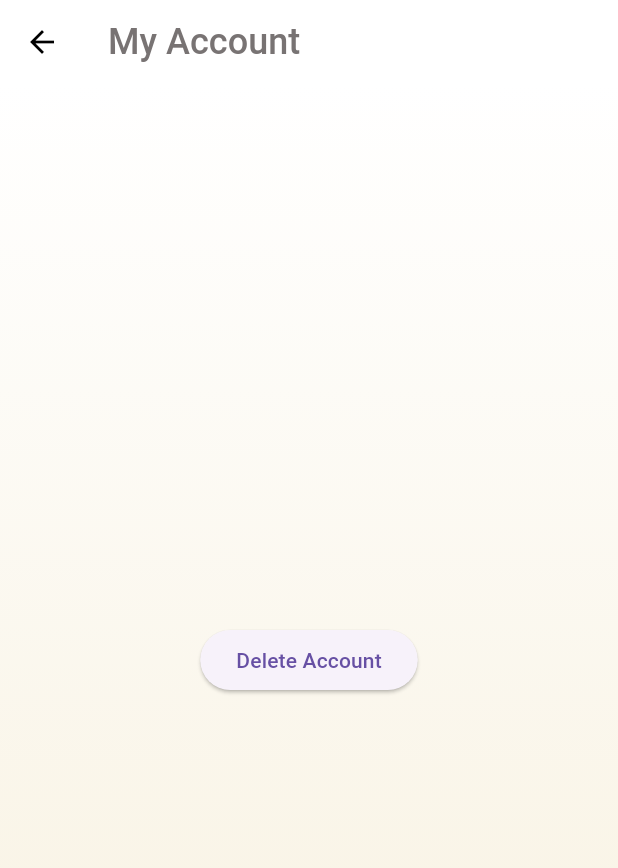
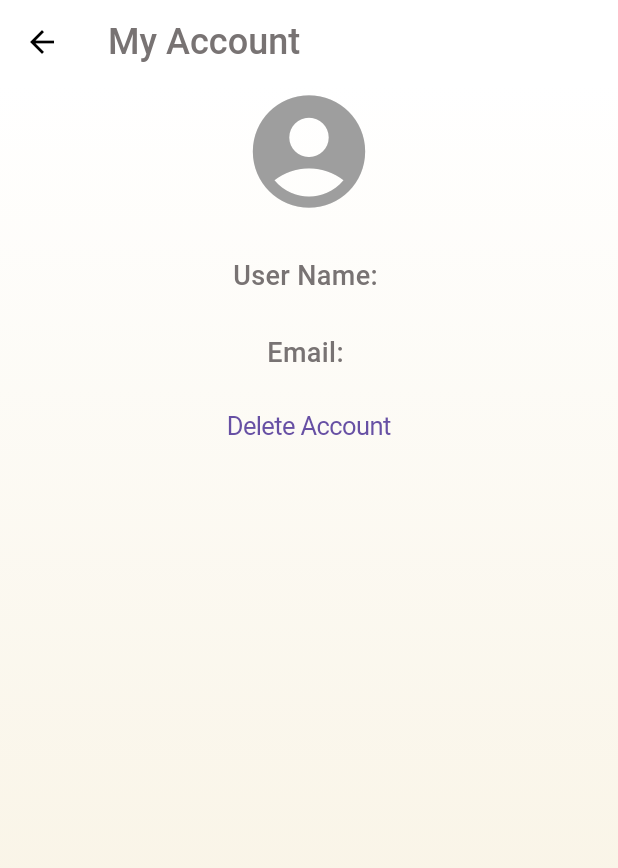
Before and after one commit to kaskadegroup/CaterWorld, a Flutter app: the MyAccount screen opened directly, on a phone screen of 412 x 824 dp. Shown: the top 868 px of the screen. Run offline on Flutter 3.47's test engine with Material 3 defaults, Android fonts, the phone set to English and light mode, and no system bars; our stand-ins replace cloud_firestore, firebase_auth, firebase_core, firebase_storage, flutter_svg, page_view_indicators; missing offline and left inert: multi_image_picker; accounts and stored records are empty; project files that could hold a hidden picture were left out.

Commit message:
Finished user page

```diff
--- a/src/lib/views/my_account.dart
+++ b/src/lib/views/my_account.dart
@@ -58,6 +58,15 @@ class MyAccount extends StatelessWidget {
     );
   }
 
+  Future _getUserInfo() async {
+    final user = FirebaseAuth.instance.currentUser;
+    final userInfo = await FirebaseFirestore.instance
+        .collection('users')
+        .doc(user!.uid)
+        .get();
+    return userInfo;
+  }
+
   @override
   Widget build(BuildContext context) {
     return Scaffold(
@@ -77,12 +86,61 @@ class MyAccount extends StatelessWidget {
         backgroundColor: Colors.white,
         elevation: 0,
       ),
-      body: Container(
+      body: FutureBuilder(
+          future: _getUserInfo(),
+          builder: (ctx, userInfoSnapshot) {
+            return Container(
+              child: Column(
+                children: [
+                  Padding(
+                    padding: const EdgeInsets.only(
+                      bottom: 25,
+                    ),
                     child: Center(
-          child: ElevatedButton(
+                      child: Icon(
+                        Icons.account_circle_sharp,
+                        size: 90,
+                        color: Colors.grey,
+                      ),
+                    ),
+                  ),
+                  Padding(
+                    padding: const EdgeInsets.only(bottom: 25),
+                    child: Center(child:
+                    // userInfoSnapshot.data['email']
+                        Text(
+                          'User Name: ${userInfoSnapshot.data['username']}',
+                          style: TextStyle(
+                            fontSize: 18,
+                            fontFamily: '.SF Pro Display',
+                            fontWeight: FontWeight.w500,
+                            color: Color.fromRGBO(120, 115, 115, 1),
+                          ),
+                        ),
+                        ),
+                  ),
+                  Padding(
+                    padding: const EdgeInsets.only(bottom: 10),
+                    child: Center(
+                      child: Text(
+                        'Email: ${userInfoSnapshot.data['email']}',
+                        style: TextStyle(
+                          fontSize: 18,
+                          fontFamily: '.SF Pro Display',
+                          fontWeight: FontWeight.w500,
+                          color: Color.fromRGBO(120, 115, 115, 1),
+                        ),
+                      ),
+                    ),
+                  ),
+                  Center(
+                    child: CupertinoButton(
                       child: Text('Delete Account'),
                       onPressed: () => _showAlertDialog(context),
+                      // pressedOpacity: 0.2,
                     ),
+                  ),
+                ],
               ),
               decoration: BoxDecoration(
                 gradient: LinearGradient(
@@ -97,7 +155,8 @@ class MyAccount extends StatelessWidget {
                       1
                     ]),
               ),
-      ),
+            );
+          }),
     );
   }
 }
```
Lines whose indentation alone changed are shown as unchanged.
